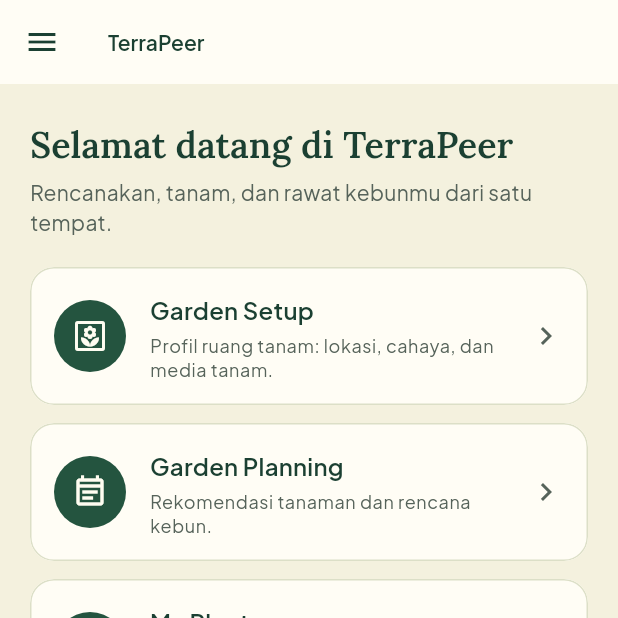
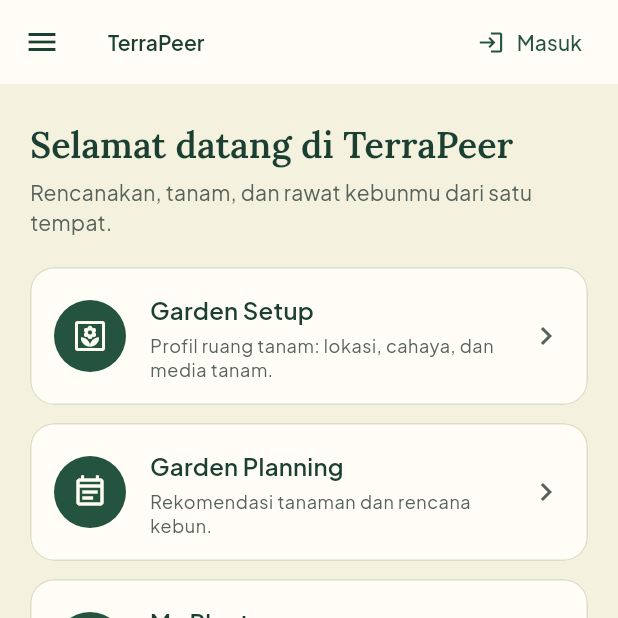
Before and after one commit to PBP-Terrapeer-2026/TerraPeer_Mobile, a Flutter app: the screen it shows after launch, on a phone screen of 412 x 824 dp, the top half of it. Run offline on Flutter 3.47's test engine with Material 3 defaults, Android fonts, the phone set to English and light mode, and no system bars; our stand-ins replace go_router, google_fonts, shared_preferences.

Commit message:
feat(router): guard module routes behind login and add account menu
Guests may open only Home and Login; other pages redirect to login and return after signing in. A 401 response logs the user out. Services are composed in main.dart and provided with Provider.

```diff
--- a/lib/app.dart
+++ b/lib/app.dart
@@ -1,21 +1,35 @@
 import 'package:flutter/material.dart';
 import 'package:go_router/go_router.dart';
+import 'package:provider/provider.dart';
 
+import 'core/network/api_client.dart';
 import 'core/router/app_router.dart';
 import 'core/theme/app_theme.dart';
+import 'features/auth/presentation/providers/auth_provider.dart';
 
+/// Root widget. Shared services are created in `main.dart` (or by tests)
+/// and handed down with Provider, so every module reads them with
+/// `context.read<ApiClient>()` / `context.watch<AuthProvider>()`.
 class TerraPeerApp extends StatefulWidget {
+  final ApiClient apiClient;
+  final AuthProvider auth;
+
   /// Set to false in widget tests: Google Fonts would try to download fonts.
   final bool useGoogleFonts;
 
-  const TerraPeerApp({super.key, this.useGoogleFonts = true});
+  const TerraPeerApp({
+    super.key,
+    required this.apiClient,
+    required this.auth,
+    this.useGoogleFonts = true,
+  });
 
   @override
   State<TerraPeerApp> createState() => _TerraPeerAppState();
 }
 
 class _TerraPeerAppState extends State<TerraPeerApp> {
-  late final GoRouter _router = createAppRouter();
+  late final GoRouter _router = createAppRouter(widget.auth);
 
   @override
   void dispose() {
@@ -25,11 +39,17 @@ class _TerraPeerAppState extends State<TerraPeerApp> {
 
   @override
   Widget build(BuildContext context) {
-    return MaterialApp.router(
-      title: 'TerraPeer',
-      debugShowCheckedModeBanner: false,
-      theme: AppTheme.light(useGoogleFonts: widget.useGoogleFonts),
-      routerConfig: _router,
+    return MultiProvider(
+      providers: [
+        Provider<ApiClient>.value(value: widget.apiClient),
+        ChangeNotifierProvider<AuthProvider>.value(value: widget.auth),
+      ],
+      child: MaterialApp.router(
+        title: 'TerraPeer',
+        debugShowCheckedModeBanner: false,
+        theme: AppTheme.light(useGoogleFonts: widget.useGoogleFonts),
+        routerConfig: _router,
+      ),
     );
   }
 }
--- a/lib/core/router/app_router.dart
+++ b/lib/core/router/app_router.dart
@@ -1,19 +1,39 @@
 import 'package:flutter/material.dart';
 import 'package:go_router/go_router.dart';
 
+import '../../features/auth/presentation/pages/login_page.dart';
+import '../../features/auth/presentation/providers/auth_provider.dart';
 import '../widgets/app_shell.dart';
 import 'app_destinations.dart';
 import 'app_routes.dart';
 
-/// Builds the app router. Every top-level page lives inside [AppShell],
-/// which provides the app bar and the drawer / navigation rail.
+/// Builds the app router.
+///
+/// * Every top-level page lives inside [AppShell] (app bar + drawer / rail).
+/// * Guests may only open [AppRoutes.publicRoutes]; any other page sends them
+///   to the login page and back to where they wanted to go after logging in.
+/// * The router listens to [auth], so logging in or out (or an expired token)
+///   moves the user automatically.
 ///
 /// To add a sub-page for a module (e.g. a detail page), add a child route
 /// under that module's [GoRoute] using `routes: [...]`.
-GoRouter createAppRouter() {
+GoRouter createAppRouter(AuthProvider auth) {
   return GoRouter(
     initialLocation: AppRoutes.home,
+    refreshListenable: auth,
+    redirect: (context, state) => authRedirect(
+      status: auth.status,
+      location: state.matchedLocation,
+      fullUri: state.uri,
+    ),
     routes: [
+      GoRoute(
+        path: AppRoutes.login,
+        pageBuilder: (context, state) => fadeTransitionPage(
+          state: state,
+          child: const LoginPage(),
+        ),
+      ),
       ShellRoute(
         builder: (context, state, child) => AppShell(
           location: state.uri.path,
@@ -32,6 +52,30 @@ GoRouter createAppRouter() {
       ),
     ],
   );
+}
+
+/// Pure redirect rule, kept separate so it can be unit-tested.
+String? authRedirect({
+  required AuthStatus status,
+  required String location,
+  required Uri fullUri,
+}) {
+  if (status == AuthStatus.unknown) return null;
+
+  final isLoginPage = location == AppRoutes.login;
+  final isPublic = AppRoutes.publicRoutes.contains(location);
+
+  if (status == AuthStatus.guest && !isPublic) {
+    return Uri(path: AppRoutes.login, queryParameters: {'from': fullUri.toString()}).toString();
+  }
+  if (status == AuthStatus.authenticated && isLoginPage) {
+    final from = fullUri.queryParameters['from'];
+    // Only follow in-app paths, never an external URL.
+    return (from != null && from.startsWith('/') && !from.startsWith('//'))
+        ? from
+        : AppRoutes.home;
+  }
+  return null;
 }
 
 /// Smooth fade + slight slide used for every page change.
--- a/lib/core/router/app_routes.dart
+++ b/lib/core/router/app_routes.dart
@@ -9,4 +9,9 @@ class AppRoutes {
   static const myPlants = '/my-plants';
   static const plantCare = '/plant-care';
   static const gardenJournal = '/garden-journal';
+  static const login = '/login';
+
+  /// Pages a guest (not logged in) may open. Everything else redirects
+  /// to [login] and comes back after a successful login.
+  static const publicRoutes = {home, login};
 }
--- a/lib/core/widgets/app_shell.dart
+++ b/lib/core/widgets/app_shell.dart
@@ -1,7 +1,10 @@
 import 'package:flutter/material.dart';
 import 'package:go_router/go_router.dart';
+import 'package:provider/provider.dart';
 
+import '../../features/auth/presentation/providers/auth_provider.dart';
 import '../router/app_destinations.dart';
+import '../router/app_routes.dart';
 import '../theme/app_colors.dart';
 
 /// Responsive frame around every top-level page.
@@ -31,7 +34,7 @@ class AppShell extends StatelessWidget {
 
     if (width < railBreakpoint) {
       return Scaffold(
-        appBar: AppBar(title: Text(title)),
+        appBar: AppBar(title: Text(title), actions: const [_AccountAction()]),
         drawer: _AppDrawer(selectedIndex: selected, onSelected: goTo),
         body: SafeArea(top: false, child: child),
       );
@@ -39,7 +42,7 @@ class AppShell extends StatelessWidget {
 
     final extended = width >= extendedRailBreakpoint;
     return Scaffold(
-      appBar: AppBar(title: Text(title)),
+      appBar: AppBar(title: Text(title), actions: const [_AccountAction()]),
       body: SafeArea(
         top: false,
         child: Row(
@@ -112,3 +115,52 @@ class _AppDrawer extends StatelessWidget {
     );
   }
 }
+
+/// Login button for guests; account menu with logout for logged-in users.
+class _AccountAction extends StatelessWidget {
+  const _AccountAction();
+
+  @override
+  Widget build(BuildContext context) {
+    final auth = context.watch<AuthProvider>();
+
+    if (!auth.isAuthenticated) {
+      return Padding(
+        padding: const EdgeInsets.only(right: 8),
+        child: TextButton.icon(
+          onPressed: () => context.go(AppRoutes.login),
+          icon: const Icon(Icons.login),
+          label: const Text('Masuk'),
+        ),
+      );
+    }
+
+    return PopupMenuButton<String>(
+      tooltip: 'Akun',
+      icon: const Icon(Icons.account_circle_outlined),
+      onSelected: (value) {
+        if (value != 'logout') return;
+        final auth = context.read<AuthProvider>();
+        // Go to the public home page first, so logging out does not bounce
+        // the user from a protected page to the login page.
+        context.go(AppRoutes.home);
+        auth.logout();
+      },
+      itemBuilder: (context) => [
+        PopupMenuItem<String>(
+          enabled: false,
+          child: Text('Masuk sebagai ${auth.username}'),
+        ),
+        const PopupMenuDivider(),
+        const PopupMenuItem<String>(
+          value: 'logout',
+          child: ListTile(
+            contentPadding: EdgeInsets.zero,
+            leading: Icon(Icons.logout),
+            title: Text('Keluar'),
+          ),
+        ),
+      ],
+    );
+  }
+}
```
Also changed, not shown: lib/main.dart (+23 -2 lines).
